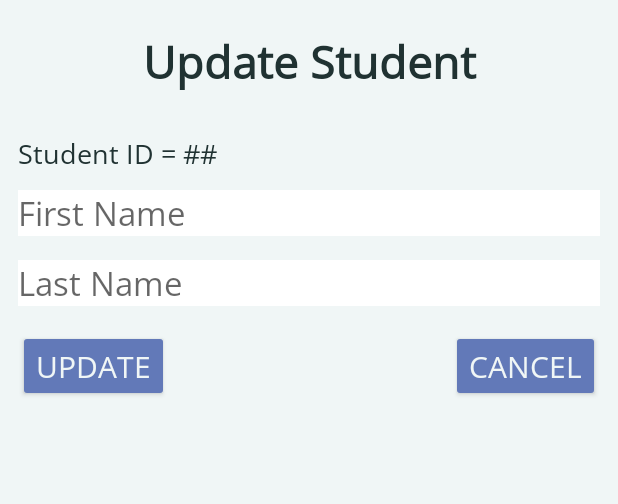
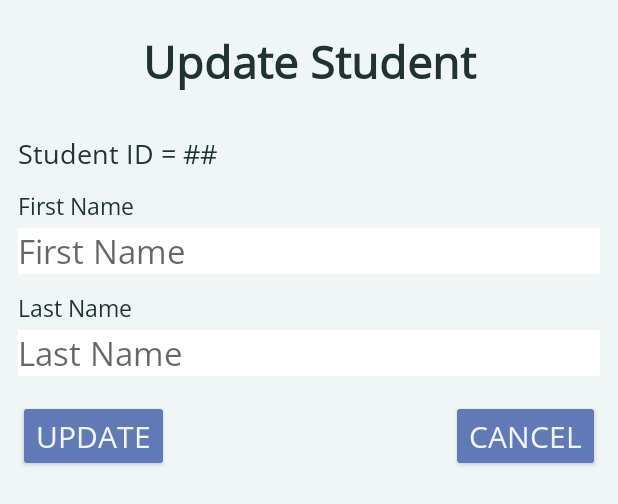
Before and after one commit to ngov94/student-db-app-kotlin-android, an Android app: the layout activity_modify_student.xml on its own in the app's theme, with its tools: preview values and no code run, on a phone screen of 412 x 824 dp. Shown: the top 504 px of the screen. Run offline under Robolectric (Android 15) with nearby library versions, the light colour scheme and no system bars.

Commit message:
Changed UI for Update and Add Student

```diff
--- a/app/src/main/java/com/example/myfirstroom/MainActivity.kt
+++ b/app/src/main/java/com/example/myfirstroom/MainActivity.kt
@@ -78,6 +78,6 @@ class MainActivity : AppCompatActivity() {
     fun getStudents(studentList: List<Students>){
         this.studentList.clear()
         this.studentList.addAll(studentList)
-        adapter.notifyDataSetChanged()
+        adapter.notifyDataSetChanged()//let adapter know the data changed
     }
 }
--- a/app/src/main/res/layout/activity_modify_student.xml
+++ b/app/src/main/res/layout/activity_modify_student.xml
@@ -34,6 +34,18 @@
         android:textColor="@color/dark_theme1"
         android:textSize="18sp" />
 
+    <TextView
+        android:id="@+id/fnameTitle"
+        android:layout_width="wrap_content"
+        android:layout_height="wrap_content"
+        android:text="First Name"
+        android:fontFamily="@font/opensans"
+        android:textColor="@color/dark_theme1"
+        android:textSize="15sp"
+        android:layout_marginStart="12dp"
+        android:layout_marginTop="4dp"
+        />
+
     <EditText
         android:id="@+id/modFName"
         android:layout_width="match_parent"
@@ -47,6 +59,19 @@
         android:hint="First Name"
         android:textColor="@color/dark_theme1"
         android:textSize="22sp" />
+
+    <TextView
+        android:id="@+id/lnameTitle"
+        android:layout_width="wrap_content"
+        android:layout_height="wrap_content"
+        android:text="Last Name"
+        android:fontFamily="@font/opensans"
+        android:textColor="@color/dark_theme1"
+        android:textSize="15sp"
+        android:layout_marginStart="12dp"
+        android:layout_marginTop="4dp"
+        />
+
     <EditText
         android:id="@+id/modLName"
         android:layout_width="match_parent"
@@ -56,7 +81,7 @@
         android:fontFamily="@font/opensans"
         android:textSize="22sp"
         android:layout_marginStart="12dp"
-        android:layout_marginTop="8dp"
+        android:layout_marginTop="4dp"
         android:layout_marginEnd="12dp"
         android:layout_marginBottom="16dp"
         android:background="@color/white"
```
